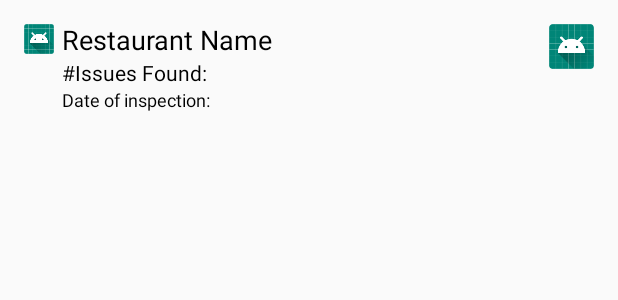
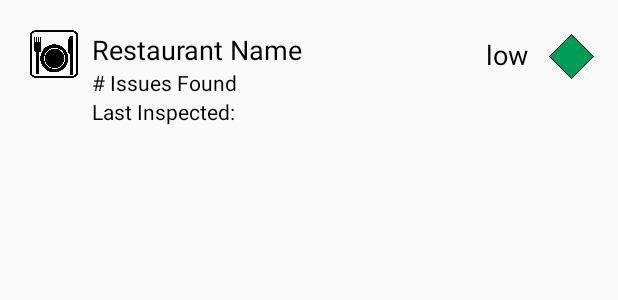
Before and after one commit to Daniel-Olivera/cmpt-276-project, an Android app: the layout list_row.xml on its own in the app's theme, with its tools: preview values and no code run, on a phone screen of 412 x 824 dp. Shown: the top 300 px of the screen. Run offline under Robolectric (Android 15) with nearby library versions, the light colour scheme and no system bars.

Commit message:
Add restaurant and hazard icons and add hazard text

```diff
--- a/app/src/main/java/ca/cmpt276/restaurantreport/view/Backend/MainListAdapter.java
+++ b/app/src/main/java/ca/cmpt276/restaurantreport/view/Backend/MainListAdapter.java
@@ -28,8 +28,11 @@ public class MainListAdapter {
     @Override
     public View getView(int position, View convertView, ViewGroup parent){
         LayoutInflater layoutInflater = (LayoutInflater)getContext().getSystemService(Context.LAYOUT_INFLATER_SERVICE);
-        View row = layoutInflater.inflate(R.layout.row, parent, false);
+        View row = layoutInflater.inflate(R.layout.list_row, parent, false);
+        //set the view we are working with
 
+
+        //get the
         TextView myName = row.findViewById(R.id.txtName);
         TextView myIssues = row.findViewById(R.id.txtIssues);
         TextView myDate = row.findViewById(R.id.txtDate);
--- a/app/src/main/java/ca/cmpt276/restaurantreport/view/MainActivity.java
+++ b/app/src/main/java/ca/cmpt276/restaurantreport/view/MainActivity.java
@@ -10,6 +10,11 @@ import android.widget.ListView;
 import ca.cmpt276.restaurantreport.R;
 import ca.cmpt276.restaurantreport.view.Backend.MainListAdapter;
 
+/*
+restaurant icon from http://clipart-library.com/clipart/183878.htm
+Green diamond hazard Icon from http://clipart-library.com/clipart/2019534.htm
+Red and Yellow diamonds are edited by dolivera from the green one
+ */
 public class MainActivity extends AppCompatActivity {
 
     @Override
--- a/app/src/main/res/layout/list_row.xml
+++ b/app/src/main/res/layout/list_row.xml
@@ -8,10 +8,10 @@
     >
 
     <ImageView
-        android:layout_width="20dp"
-        android:layout_height="20dp"
+        android:layout_width="40dp"
+        android:layout_height="40dp"
         android:id="@+id/image"
-        android:src="@mipmap/ic_launcher"
+        android:src="@drawable/restaurant"
         >
     </ImageView>
 
@@ -21,11 +21,24 @@
         android:orientation="vertical"
         >
 
+        <TextView
+            android:layout_width="40dp"
+            android:layout_height="wrap_content"
+            android:text="low"
+            android:layout_gravity="end"
+            android:layout_marginTop="8dp"
+            android:layout_marginBottom="-26dp"
+            android:layout_marginEnd="32dp"
+            android:textColor="#000"
+            android:textSize="18sp"
+            android:id="@+id/txtHazard"
+            />
+
         <ImageView
             android:layout_width="30dp"
             android:layout_height="30dp"
             android:id="@+id/image2"
-            android:src="@mipmap/ic_launcher"
+            android:src="@drawable/low"
             android:layout_gravity="end"
             android:layout_marginBottom="-32dp"
             >
@@ -35,10 +48,10 @@
         <TextView
             android:layout_width="match_parent"
             android:layout_height="wrap_content"
-            android:text="Restaurant Name"
-            android:layout_marginLeft="5dp"
+            android:text="@string/restaurant_name"
+            android:layout_marginStart="5dp"
             android:textColor="#000"
-            android:textSize="18dp"
+            android:textSize="18sp"
             android:id="@+id/txtName"
             />
 
@@ -46,18 +59,18 @@
             android:id="@+id/txtIssues"
             android:layout_width="match_parent"
             android:layout_height="wrap_content"
-            android:layout_marginLeft="5dp"
-            android:text="#Issues Found: "
+            android:layout_marginStart="5dp"
+            android:text="@string/issues_found"
             android:textColor="#000" />
 
         <TextView
             android:id="@+id/txtDate"
             android:layout_width="match_parent"
             android:layout_height="wrap_content"
-            android:layout_marginLeft="5dp"
-            android:text="Date of inspection: "
+            android:layout_marginStart="5dp"
+            android:text="@string/last_inspected"
             android:textColor="#000"
-            android:textSize="12dp" />
+            android:textSize="14sp" />
     </LinearLayout>
 
 </LinearLayout>
--- a/app/src/main/res/values/strings.xml
+++ b/app/src/main/res/values/strings.xml
@@ -1,3 +1,6 @@
 <resources>
     <string name="app_name">Restaurant Report</string>
+    <string name="restaurant_name">Restaurant Name</string>
+    <string name="issues_found"># Issues Found</string>
+    <string name="last_inspected">Last Inspected: </string>
 </resources>
```
Also changed, not shown: app/src/main/res/drawable/high.png (added), app/src/main/res/drawable/low.png (added), app/src/main/res/drawable/medium.png (added), app/src/main/res/drawable/restaurant.png (added).
